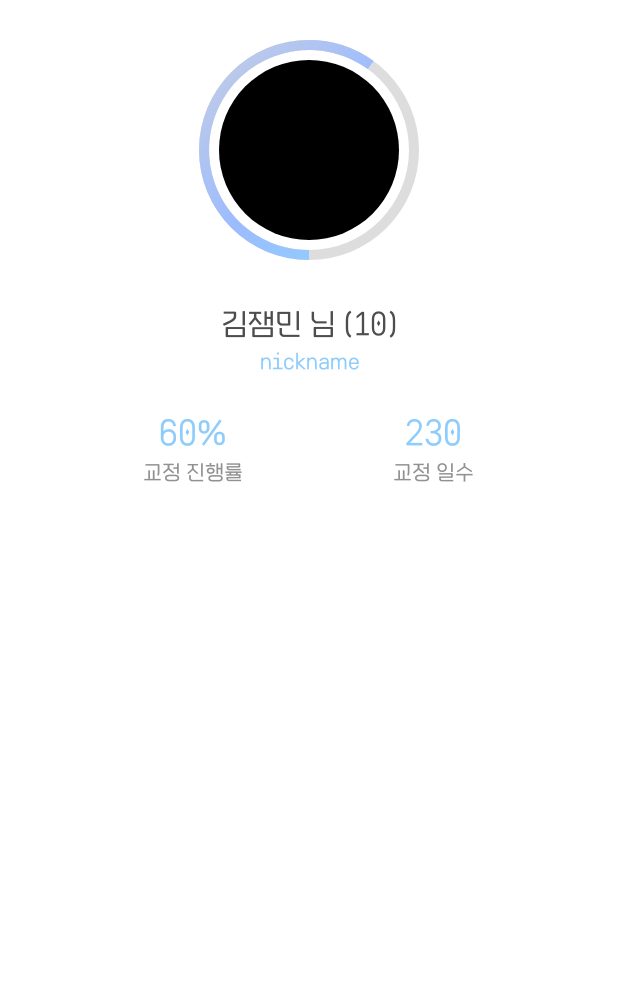
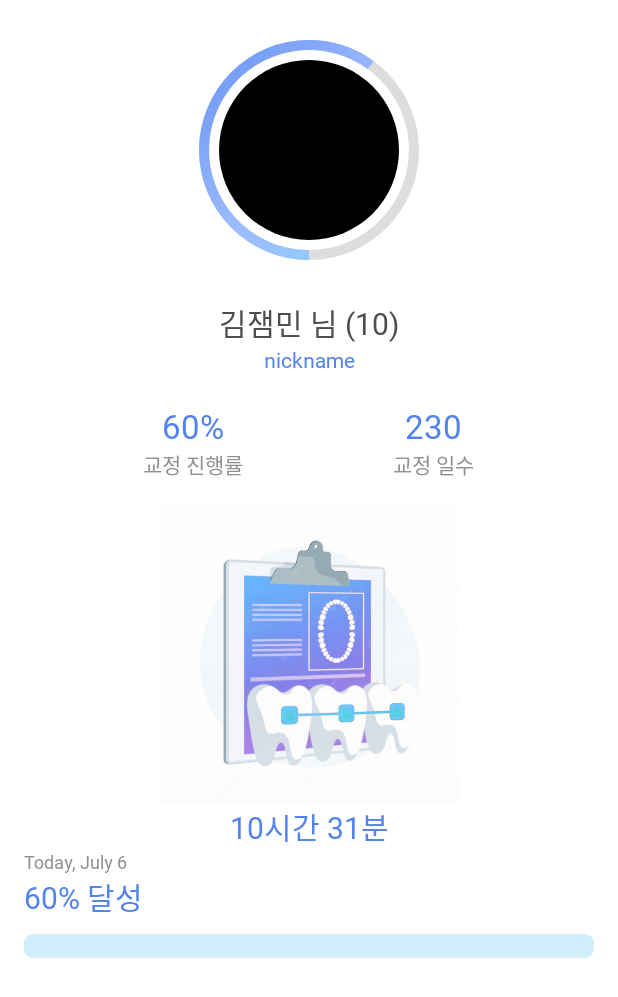
Before and after one commit to DEU-ToothFairy/ToothFairy_Client, an Android app: the layout fragment_home.xml on its own in the app's theme, with its tools: preview values and no code run, on a phone screen of 412 x 824 dp. Shown: the top 997 px of the screen. Run offline under Robolectric (Android 15) with nearby library versions, the phone set to English and light mode, and no system bars.

Commit message:
UPDATE : 홈 프래그먼트 요소 추가

```diff
--- a/app/src/main/java/com/example/toothfairy/HomeFragment.java
+++ b/app/src/main/java/com/example/toothfairy/HomeFragment.java
@@ -64,10 +64,18 @@ public class HomeFragment extends Fragment {
         // Inflate the layout for this fragment
         View view = inflater.inflate(R.layout.fragment_home, container, false);
 
-        // 프로그래스바 초기화
+        // 프로필 프로그래스바 초기화
         progressBar = view.findViewById(R.id.profileProgressBar);
-        progressBar.setProgress(60);
+        progressBar.setProgress(70);
+
+        initWearingProgressBar(50, view);
 
         return view;
     }
+
+    public void initWearingProgressBar(int progress, View view){
+        ProgressBar progressBar = view.findViewById(R.id.wearingProgressBar);
+
+        progressBar.setProgress(progress);
+    }
 }
--- a/app/src/main/java/com/example/toothfairy/StatsActivity.java
+++ b/app/src/main/java/com/example/toothfairy/StatsActivity.java
@@ -1,6 +1,8 @@
 package com.example.toothfairy;
 
 import android.os.Bundle;
+import android.view.Menu;
+import android.widget.ProgressBar;
 import android.widget.Toast;
 
 import androidx.appcompat.app.AppCompatActivity;
@@ -18,6 +20,22 @@ public class StatsActivity extends AppCompatActivity {
 
         setContentView(R.layout.activity_stats);
 
+        initBottomNavibar();
+    } // onCreate
+
+    // Fragment 변경
+    private void loadFragment(Fragment fragment) {
+        // 이전 버전까지 호환 가능하도록 getSupportFragmentManager() 사용
+        getSupportFragmentManager()
+                // 프래그먼트 변경을 위한 트랜잭션을 시작
+                .beginTransaction()
+                // FrameLayout에 전달 받은 프래그먼트로 교체
+                .replace(R.id.frameLayout, fragment)
+                // 변경 사항 적용
+                .commit();
+    }
+
+    private void initBottomNavibar(){
         bottomNavigation = findViewById(R.id.bottomNavigation);
 
         bottomNavigation.add(new MeowBottomNavigation.Model(1, R.drawable.ic_baseline_home_24));
@@ -67,20 +85,5 @@ public class StatsActivity extends AppCompatActivity {
             }
         });
 
-
-    } // onCreate
-
-    // Fragment 변경
-    private void loadFragment(Fragment fragment) {
-        // 이전 버전까지 호환 가능하도록 getSupportFragmentManager() 사용
-        getSupportFragmentManager()
-                // 프래그먼트 변경을 위한 트랜잭션을 시작
-                .beginTransaction()
-                // FrameLayout에 전달 받은 프래그먼트로 교체
-                .replace(R.id.frameLayout, fragment)
-                // 변경 사항 적용
-                .commit();
     }
-
-
 } // StatsActivity
--- a/app/src/main/java/com/example/toothfairy/StatsFragment.java
+++ b/app/src/main/java/com/example/toothfairy/StatsFragment.java
@@ -8,6 +8,7 @@ import androidx.fragment.app.Fragment;
 import android.view.LayoutInflater;
 import android.view.View;
 import android.view.ViewGroup;
+import android.widget.ProgressBar;
 import android.widget.TextView;
 
 import java.util.Calendar;
@@ -74,6 +75,7 @@ public class StatsFragment extends Fragment {
         calendarTextView = view.findViewById(R.id.calendarTextView);
 
         initHorizontalCalendar(view);
+
         return view;
     }
 
@@ -88,7 +90,7 @@ public class StatsFragment extends Fragment {
         endDate.add(Calendar.MONTH, 1);
 
         /*
-            - 가로 달력 실행
+            INFO 가로 달력 실행
 
             range(시작 날짜, 종료 날짜)
             datesNumberOnScreen(보여질 날짜 개수)
--- a/app/src/main/res/layout/activity_stats.xml
+++ b/app/src/main/res/layout/activity_stats.xml
@@ -9,6 +9,14 @@
     android:orientation="vertical"
     android:background="@color/white"
     >
+
+    <androidx.appcompat.widget.Toolbar
+        android:layout_width="match_parent"
+        android:layout_height="?attr/actionBarSize"
+        android:background="@color/white"
+        app:title="ToothFairy"
+        app:titleTextColor="@color/blue"
+        />
 
     <FrameLayout
         app:layout_constraintBottom_toTopOf="@+id/bottomNavigation"
@@ -31,7 +39,7 @@
         app:mbn_circleColor="@color/white"
         app:mbn_countBackgroundColor="#ff6f00"
         app:mbn_countTextColor="@color/white"
-        app:mbn_defaultIconColor="@color/skyblue"
-        app:mbn_selectedIconColor="@color/skyblue" />
+        app:mbn_defaultIconColor="@color/blue"
+        app:mbn_selectedIconColor="@color/blue" />
 
 </LinearLayout>
--- a/app/src/main/res/layout/fragment_home.xml
+++ b/app/src/main/res/layout/fragment_home.xml
@@ -58,7 +58,7 @@
                 android:text="김잼민 님 (10)"
                 android:textSize="20dp"
                 android:textColor="@color/black_gray"
-                android:fontFamily="@font/elicedigitalbaeum_regular"
+                android:fontFamily="@font/nanumsquare_extra_bold"
 
                 android:layout_width="match_parent"
                 android:layout_height="wrap_content"
@@ -75,8 +75,8 @@
                 android:id="@+id/userInfo"
                 android:text="nickname"
                 android:textSize="14dp"
-                android:textColor="@color/skyblue"
-                android:fontFamily="@font/elicedigitalbaeum_regular"
+                android:textColor="@color/blue"
+                android:fontFamily="@font/nanumsquare_bold"
 
                 android:layout_width="match_parent"
                 android:layout_height="wrap_content"
@@ -88,7 +88,9 @@
                 app:layout_constraintRight_toRightOf="parent"
                 />
 
+            <!-- 유저 정보 레이아웃 -->
             <LinearLayout
+                android:id="@+id/userInfoLayout"
                 android:layout_width="match_parent"
                 android:layout_height="wrap_content"
                 android:orientation="horizontal"
@@ -96,8 +98,7 @@
                 app:layout_constraintLeft_toLeftOf="parent"
                 app:layout_constraintRight_toRightOf="parent"
                 android:gravity="center"
-                android:layout_marginTop="20dp"
-                >
+                android:layout_marginTop="20dp">
 
                 <LinearLayout
                     android:layout_width="wrap_content"
@@ -109,8 +110,8 @@
                         android:id="@+id/progress"
                         android:text="60%"
                         android:textSize="22dp"
-                        android:textColor="@color/skyblue"
-                        android:fontFamily="@font/elicedigitalbaeum_regular"
+                        android:textColor="@color/blue"
+                        android:fontFamily="@font/nanumsquare_bold"
 
                         android:layout_width="match_parent"
                         android:layout_height="wrap_content"
@@ -123,13 +124,12 @@
                         android:text="교정 진행률"
                         android:textSize="14dp"
                         android:textColor="@color/gray"
-                        android:fontFamily="@font/elicedigitalbaeum_regular"
+                        android:fontFamily="@font/nanumsquare_extra_bold"
 
                         android:layout_width="match_parent"
                         android:layout_height="wrap_content"
                         android:layout_gravity="center"
                         />
-
                 </LinearLayout>
 
                 <LinearLayout
@@ -143,8 +143,8 @@
                         android:id="@+id/days"
                         android:text="230"
                         android:textSize="22dp"
-                        android:textColor="@color/skyblue"
-                        android:fontFamily="@font/elicedigitalbaeum_regular"
+                        android:textColor="@color/blue"
+                        android:fontFamily="@font/nanumsquare_bold"
 
                         android:layout_width="match_parent"
                         android:layout_height="wrap_content"
@@ -157,7 +157,7 @@
                         android:text="교정 일수"
                         android:textSize="14dp"
                         android:textColor="@color/gray"
-                        android:fontFamily="@font/elicedigitalbaeum_regular"
+                        android:fontFamily="@font/nanumsquare_extra_bold"
 
                         android:layout_width="match_parent"
                         android:layout_height="wrap_content"
@@ -165,6 +165,62 @@
                         />
 
                 </LinearLayout>
+            </LinearLayout> <!-- 유저 정보 레이아웃 끝 -->
+
+
+            <!-- 착용 시간 그래프 레이아웃 -->
+            <LinearLayout
+                android:layout_width="match_parent"
+                android:layout_height="wrap_content"
+                android:orientation="vertical"
+
+                app:layout_constraintTop_toBottomOf="@+id/userInfoLayout"
+                app:layout_constraintLeft_toLeftOf="parent"
+                android:padding="16dp"
+                >
+                <ImageView
+                    android:layout_width="200dp"
+                    android:layout_height="200dp"
+                    android:src="@drawable/toothstatics"
+                    android:layout_gravity="center"
+                    />
+                <TextView
+                    android:layout_width="match_parent"
+                    android:layout_height="wrap_content"
+                    android:text="10시간 31분"
+                    android:textSize="20dp"
+                    android:textColor="@color/blue"
+                    android:textAlignment="center"
+                    android:fontFamily="@font/nanumsquare_extra_bold"
+                    />
+
+                <TextView
+                    android:layout_width="match_parent"
+                    android:layout_height="wrap_content"
+                    android:text="Today, July 6"
+                    android:textSize="12dp"
+                    android:textColor="@color/gray"
+                    android:fontFamily="@font/nanumsquare_extra_bold"
+                    />
+
+                <TextView
+                    android:layout_width="match_parent"
+                    android:layout_height="wrap_content"
+                    android:text="60% 달성"
+                    android:textSize="20dp"
+                    android:textColor="@color/blue"
+                    android:layout_marginBottom="10dp"
+                    android:fontFamily="@font/nanumsquare_extra_bold"
+                    />
+
+                <ProgressBar
+                    android:id="@+id/wearingProgressBar"
+                    android:layout_width="match_parent"
+                    android:layout_height="wrap_content"
+                    style="?android:attr/progressBarStyleHorizontal"
+                    android:progressDrawable="@drawable/wearing_progress_bar"
+                    />
+
             </LinearLayout>
         </androidx.constraintlayout.widget.ConstraintLayout>
 
--- a/app/src/main/res/layout/fragment_stats.xml
+++ b/app/src/main/res/layout/fragment_stats.xml
@@ -41,7 +41,8 @@
         android:layout_width="wrap_content"
         android:layout_height="wrap_content"
         android:layout_gravity="center"
-        android:textSize="25sp"
+        android:textSize="25dp"
+        android:autoSizeTextType="uniform"
         android:fontFamily="@font/pretendard_light"
         app:layout_constraintEnd_toEndOf="parent"
         app:layout_constraintStart_toStartOf="@+id/calendarView"
--- a/app/src/main/res/values-night/themes.xml
+++ b/app/src/main/res/values-night/themes.xml
@@ -2,8 +2,8 @@
     <!-- Base application theme. -->
     <style name="Theme.ToothFairy" parent="Theme.MaterialComponents.DayNight.NoActionBar.Bridge">
         <!-- Primary brand color. -->
-        <item name="colorPrimary">@color/skyblue</item>
-        <item name="colorPrimaryVariant">@color/skyblue</item>
+        <item name="colorPrimary">@color/blue</item>
+        <item name="colorPrimaryVariant">@color/blue</item>
         <item name="colorOnPrimary">@color/black</item>
         <!-- Secondary brand color. -->
         <item name="colorSecondary">@color/teal_200</item>
--- a/app/src/main/res/values/colors.xml
+++ b/app/src/main/res/values/colors.xml
@@ -1,6 +1,7 @@
 <?xml version="1.0" encoding="utf-8"?>
 <resources>
     <color name="skyblue">#8ECCFC</color>
+    <color name="blue">#5384ed</color>
     <color name="purple_200">#FFBB86FC</color>
     <color name="purple_500">#FF6200EE</color>
     <color name="purple_700">#FF3700B3</color>
@@ -10,6 +11,6 @@
     <color name="black_gray">#4D4D4D</color>
     <color name="gray">#919191</color>
     <color name="white">#FFFFFFFF</color>
-    <color name="colorAccent">#8ECCFC</color>
+    <color name="colorAccent">#5384ed</color>
 
 </resources>
--- a/app/src/main/res/values/themes.xml
+++ b/app/src/main/res/values/themes.xml
@@ -2,8 +2,8 @@
     <!-- Base application theme. -->
     <style name="Theme.ToothFairy" parent="Theme.MaterialComponents.Light.NoActionBar.Bridge">
         <!-- Primary brand color. -->
-        <item name="colorPrimary">@color/skyblue</item>
-        <item name="colorPrimaryVariant">@color/skyblue</item>
+        <item name="colorPrimary">@color/blue</item>
+        <item name="colorPrimaryVariant">@color/blue</item>
         <item name="colorOnPrimary">@color/white</item>
         <!-- Secondary brand color. -->
         <item name="colorSecondary">@color/teal_200</item>
```
